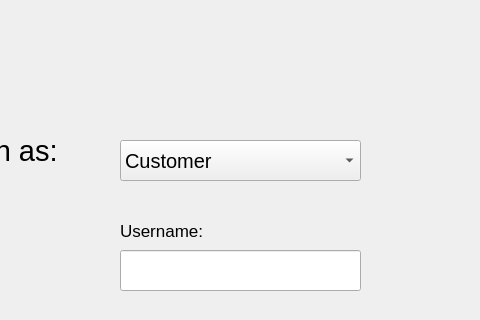
This is source/login_page.ui in NimaMousavian/FBT-Market-Management-Application as Qt 5 draws it before an edit; both pictures show x 150 to 630 and y 0 to 320 of the 1000 by 725 pixel window. The edited form follows.
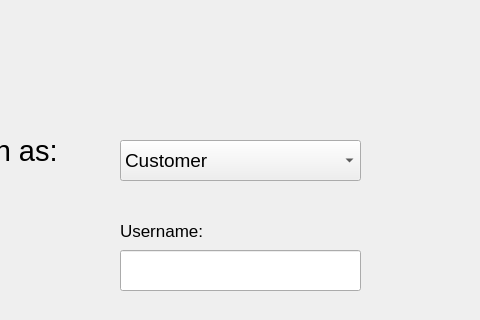
This is the edited form. Icons and pictures are not drawn.

What changed in the file:
```diff
--- a/source/login_page.ui
+++ b/source/login_page.ui
@@ -24,7 +24,7 @@
    </property>
    <property name="font">
     <font>
-     <pointsize>15</pointsize>
+     <pointsize>14</pointsize>
     </font>
    </property>
    <item>
```
Left out of the diff: 4 changed lines with no effect on the pictures.
